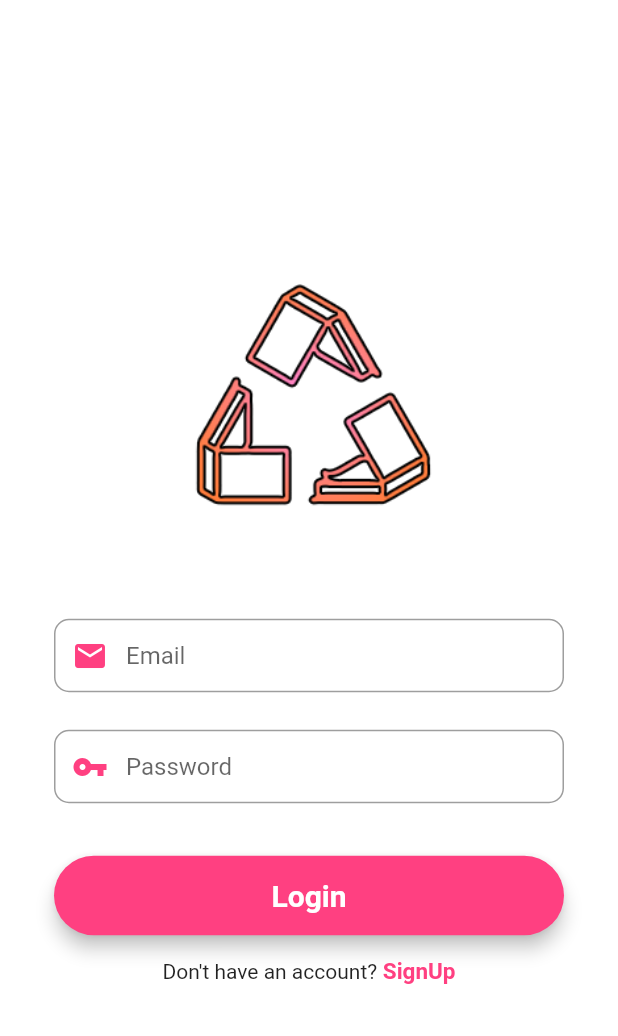
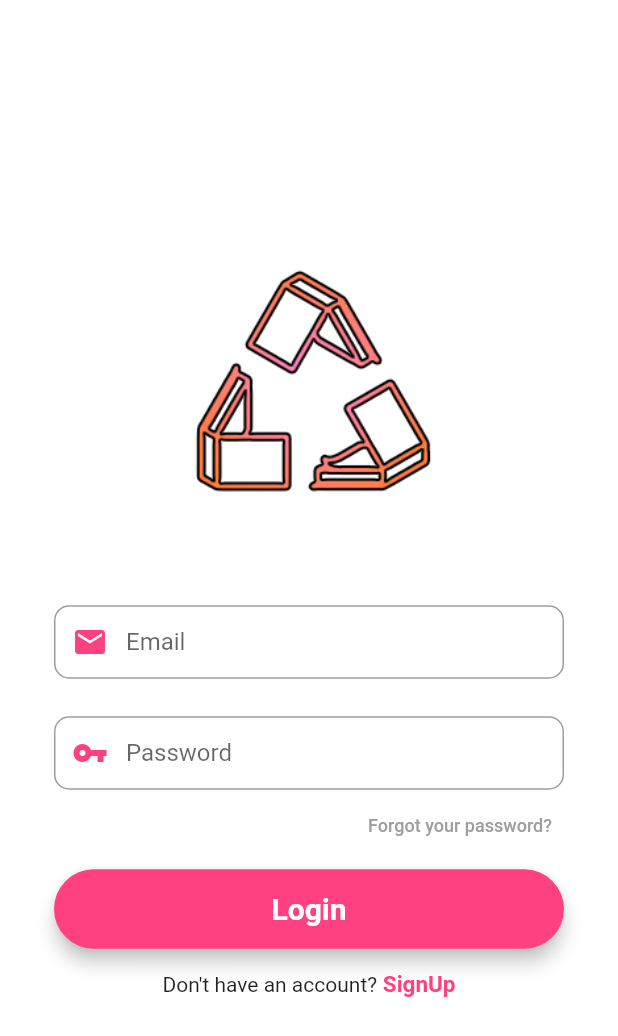
Before and after one commit to Halo-Mobile/bundle-plus-mobile, a Flutter app: the screen it shows after launch, on a phone screen of 412 x 824 dp. Shown: the top 1036 px of the screen. Run offline on Flutter 3.47's test engine with Material 2 defaults, Android fonts, the phone set to English and light mode, and no system bars; our stand-ins replace firebase_auth, firebase_core, fluttertoast; accounts and stored records are empty.

Commit message:
reset password
working only for test@gmail.com

```diff
--- a/bundle_plus/lib/screens/login.dart
+++ b/bundle_plus/lib/screens/login.dart
@@ -1,5 +1,6 @@
 import 'package:bundle_plus/screens/home.dart';
 import 'package:bundle_plus/screens/registration.dart';
+import 'package:bundle_plus/screens/reset_password.dart';
 import 'package:firebase_auth/firebase_auth.dart';
 import 'package:flutter/material.dart';
 import 'package:fluttertoast/fluttertoast.dart';
@@ -129,9 +130,31 @@ class _LoginScreenState extends State<LoginScreen> {
                     emailInput,
                     SizedBox(height: 25),
                     passwordInput,
-                    SizedBox(height: 35),
+                    Row(
+                      children: [
+                        Expanded(child: Container(),),
+                        TextButton(
+                          onPressed: () {
+                            Navigator.push(
+                              context,
+                              MaterialPageRoute(
+                                  builder: (context) =>
+                                      ResetPassword()));
+                           },
+                          child: const Text(
+                            "Forgot your password?",
+                            style: TextStyle(
+                              fontSize: 12,
+                              color: Colors.grey,
+                            ),
+
+                          ),
+                        ),
+                      ],
+                    ),
+                    SizedBox(height: 5),
                     loginButton,
-                    SizedBox(height: 15),
+                    SizedBox(height: 15,),
                     Row(
                       mainAxisAlignment: MainAxisAlignment.center,
                       children: <Widget>[
```
Also changed, not shown: bundle_plus/lib/screens/reset_password.dart (added, +116 -0 lines).
